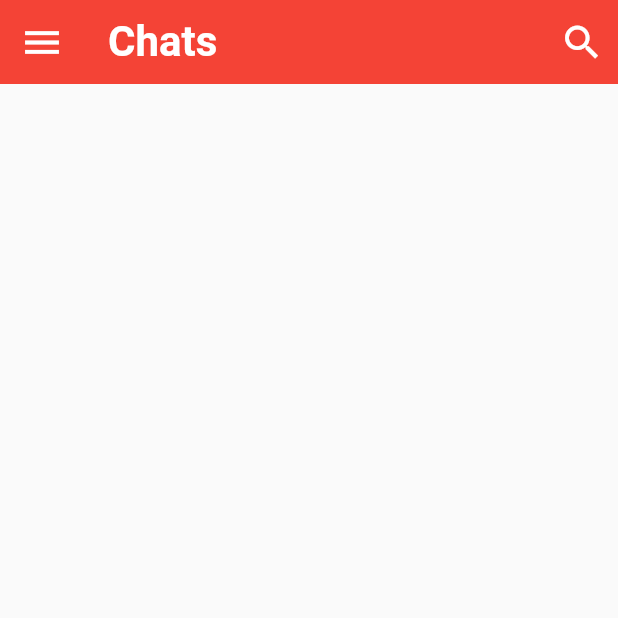
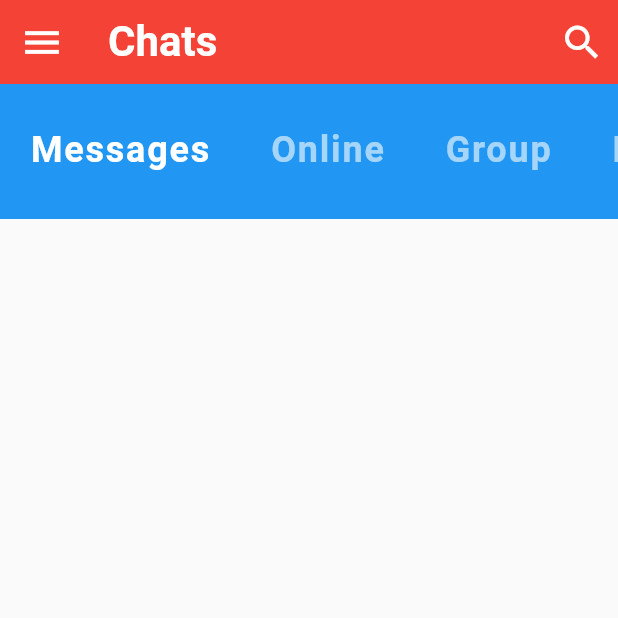
Before and after one commit to jobic10/flutter_chat_ui, a Flutter app: the screen it shows after launch, on a phone screen of 412 x 824 dp, the top half of it. Run offline on Flutter 3.47's test engine with Material 2 defaults, Android fonts, the phone set to English and light mode, and no system bars.

Commit message:
Category

```diff
--- a/lib/screens/home.dart
+++ b/lib/screens/home.dart
@@ -1,3 +1,4 @@
+import 'package:chat_ui/widgets/category_selector.dart';
 import 'package:flutter/material.dart';
 
 class HomeScreen extends StatefulWidget {
@@ -39,6 +40,11 @@ class _HomeScreenState extends State<HomeScreen> {
           ),
         ),
       ),
+      body: Column(
+        children: [
+          CategorySelector(),
+        ],
+      ),
     );
   }
 }
--- /dev/null
+++ b/lib/widgets/category_selector.dart
@@ -0,0 +1,38 @@
+import 'package:flutter/material.dart';
+
+class CategorySelector extends StatefulWidget {
+  const CategorySelector({Key? key}) : super(key: key);
+
+  @override
+  _CategorySelectorState createState() => _CategorySelectorState();
+}
+
+class _CategorySelectorState extends State<CategorySelector> {
+  int selectedIndex = 0;
+  final List<String> categories = ['Messages', 'Online', 'Group', 'Requests'];
+  @override
+  Widget build(BuildContext context) {
+    return Container(
+      height: 90,
+      color: Colors.blue,
+      child: ListView.builder(
+        scrollDirection: Axis.horizontal,
+        itemBuilder: (BuildContext context, int index) {
+          return Padding(
+            padding: EdgeInsets.symmetric(horizontal: 20, vertical: 30),
+            child: Text(
+              categories[index],
+              style: TextStyle(
+                color: index == selectedIndex ? Colors.white : Colors.white60,
+                fontSize: 24,
+                fontWeight: FontWeight.bold,
+                letterSpacing: 1.2,
+              ),
+            ),
+          );
+        },
+        itemCount: categories.length,
+      ),
+    );
+  }
+}
```
